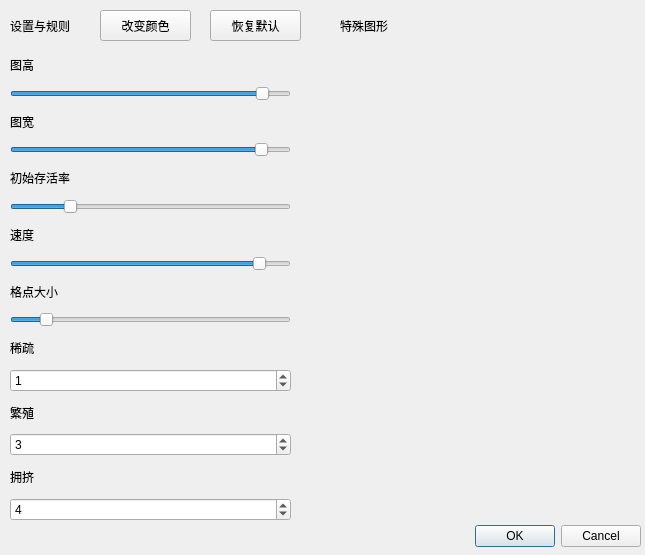
First picture: the form in setting.ui, repository HirojiFukuyama/qt_PC2DM, before the edit.
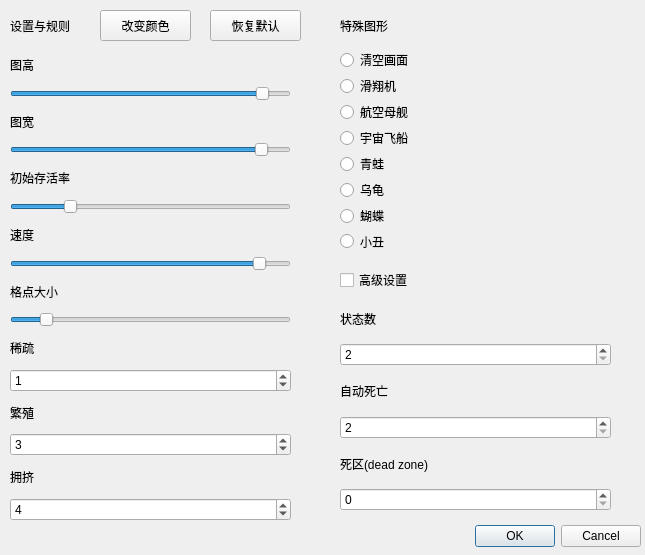
Second picture: the form after the edit.

What changed in the file:
```diff
--- a/setting.ui
+++ b/setting.ui
@@ -286,6 +286,171 @@
     <string>改变颜色</string>
    </property>
   </widget>
+  <widget class="QWidget" name="verticalLayoutWidget_2">
+   <property name="geometry">
+    <rect>
+     <x>340</x>
+     <y>50</y>
+     <width>231</width>
+     <height>201</height>
+    </rect>
+   </property>
+   <layout class="QVBoxLayout" name="verticalLayout_2">
+    <item>
+     <widget class="QRadioButton" name="none">
+      <property name="text">
+       <string>清空画面</string>
+      </property>
+      <attribute name="buttonGroup">
+       <string notr="true">buttonGroup</string>
+      </attribute>
+     </widget>
+    </item>
+    <item>
+     <widget class="QRadioButton" name="glider">
+      <property name="text">
+       <string>滑翔机</string>
+      </property>
+      <attribute name="buttonGroup">
+       <string notr="true">buttonGroup</string>
+      </attribute>
+     </widget>
+    </item>
+    <item>
+     <widget class="QRadioButton" name="aircraft_carrier">
+      <property name="text">
+       <string>航空母舰</string>
+      </property>
+      <attribute name="buttonGroup">
+       <string notr="true">buttonGroup</string>
+      </attribute>
+     </widget>
+    </item>
+    <item>
+     <widget class="QRadioButton" name="spaceship">
+      <property name="text">
+       <string>宇宙飞船</string>
+      </property>
+      <attribute name="buttonGroup">
+       <string notr="true">buttonGroup</string>
+      </attribute>
+     </widget>
+    </item>
+    <item>
+     <widget class="QRadioButton" name="frog">
+      <property name="text">
+       <string>青蛙</string>
+      </property>
+      <attribute name="buttonGroup">
+       <string notr="true">buttonGroup</string>
+      </attribute>
+     </widget>
+    </item>
+    <item>
+     <widget class="QRadioButton" name="turtle">
+      <property name="text">
+       <string>乌龟</string>
+      </property>
+      <attribute name="buttonGroup">
+       <string notr="true">buttonGroup</string>
+      </attribute>
+     </widget>
+    </item>
+    <item>
+     <widget class="QRadioButton" name="moth">
+      <property name="text">
+       <string>蝴蝶</string>
+      </property>
+      <attribute name="buttonGroup">
+       <string notr="true">buttonGroup</string>
+      </attribute>
+     </widget>
+    </item>
+    <item>
+     <widget class="QRadioButton" name="joker">
+      <property name="text">
+       <string>小丑</string>
+      </property>
+      <attribute name="buttonGroup">
+       <string notr="true">buttonGroup</string>
+      </attribute>
+     </widget>
+    </item>
+   </layout>
+  </widget>
+  <widget class="QCheckBox" name="checkBox">
+   <property name="geometry">
+    <rect>
+     <x>340</x>
+     <y>270</y>
+     <width>121</width>
+     <height>20</height>
+    </rect>
+   </property>
+   <property name="text">
+    <string>高级设置</string>
+   </property>
+  </widget>
+  <widget class="QWidget" name="verticalLayoutWidget_3">
+   <property name="geometry">
+    <rect>
+     <x>340</x>
+     <y>300</y>
+     <width>271</width>
+     <height>211</height>
+    </rect>
+   </property>
+   <layout class="QVBoxLayout" name="verticalLayout_3">
+    <item>
+     <widget class="QLabel" name="label_10">
+      <property name="text">
+       <string>状态数</string>
+      </property>
+     </widget>
+    </item>
+    <item>
+     <widget class="QSpinBox" name="num_state">
+      <property name="minimum">
+       <number>2</number>
+      </property>
+      <property name="maximum">
+       <number>4</number>
+      </property>
+     </widget>
+    </item>
+    <item>
+     <widget class="QLabel" name="label_12">
+      <property name="text">
+       <string>自动死亡</string>
+      </property>
+     </widget>
+    </item>
+    <item>
+     <widget class="QSpinBox" name="auto_dead">
+      <property name="minimum">
+       <number>2</number>
+      </property>
+      <property name="maximum">
+       <number>1000</number>
+      </property>
+     </widget>
+    </item>
+    <item>
+     <widget class="QLabel" name="label_13">
+      <property name="text">
+       <string>死区(dead zone)</string>
+      </property>
+     </widget>
+    </item>
+    <item>
+     <widget class="QSpinBox" name="dead_zone">
+      <property name="maximum">
+       <number>1000</number>
+      </property>
+     </widget>
+    </item>
+   </layout>
+  </widget>
  </widget>
  <resources/>
  <connections>
```
Left out of the diff: 3 changed lines with no effect on the pictures.
